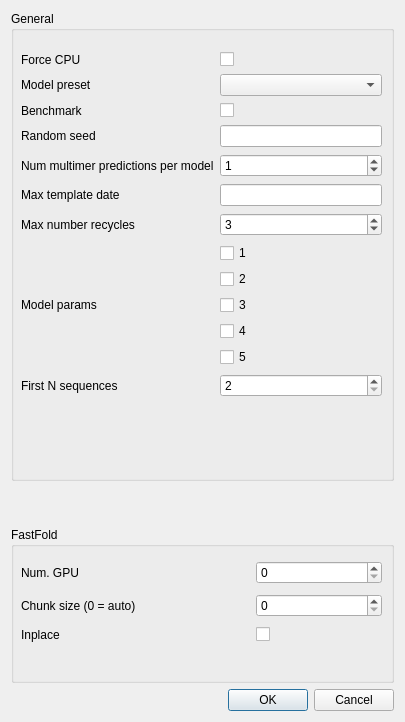
Qt form guifold/ui/advanced_params.ui (fmi-basel/GUIFold) before a commit.
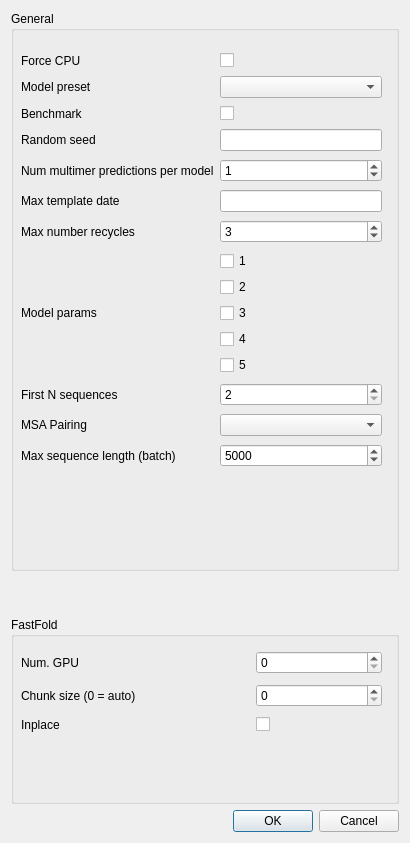
The same form after that commit.

Commit message: Add option to split sequences; Add option to concatenate paired and unpaired MSAs; Bug fixes and minor changes

```diff
--- a/guifold/ui/advanced_params.ui
+++ b/guifold/ui/advanced_params.ui
@@ -6,8 +6,8 @@
    <rect>
     <x>0</x>
     <y>0</y>
-    <width>405</width>
-    <height>722</height>
+    <width>410</width>
+    <height>843</height>
    </rect>
   </property>
   <property name="sizePolicy">
@@ -48,24 +48,31 @@
           <x>10</x>
           <y>40</y>
           <width>361</width>
-          <height>354</height>
+          <height>421</height>
          </rect>
         </property>
-        <layout class="QGridLayout" name="gridLayout_2" rowstretch="0,0,0,0,0,0,0,0,0" rowminimumheight="0,0,0,0,0,0,0,0,0">
+        <layout class="QGridLayout" name="gridLayout_2" rowstretch="0,0,0,0,0,0,0,0,0,0,0">
          <property name="sizeConstraint">
           <enum>QLayout::SetDefaultConstraint</enum>
          </property>
-         <item row="1" column="1">
-          <widget class="QComboBox" name="cmb_jobparams_model_preset"/>
+         <item row="10" column="0">
+          <widget class="QLabel" name="label_6">
+           <property name="text">
+            <string>Max sequence length (batch)</string>
+           </property>
+          </widget>
          </item>
-         <item row="3" column="1">
-          <widget class="QLineEdit" name="lei_jobparams_random_seed"/>
-         </item>
-         <item row="4" column="1">
-          <widget class="QSpinBox" name="sbo_jobparams_num_multimer_predictions_per_model">
-           <property name="value">
+         <item row="10" column="1">
+          <widget class="QSpinBox" name="sbo_jobparams_batch_max_sequence_length">
+           <property name="minimum">
             <number>1</number>
            </property>
+           <property name="maximum">
+            <number>10000</number>
+           </property>
+           <property name="value">
+            <number>5000</number>
+           </property>
           </widget>
          </item>
          <item row="6" column="0">
@@ -75,13 +82,6 @@
            </property>
           </widget>
          </item>
-         <item row="3" column="0">
-          <widget class="QLabel" name="label_13">
-           <property name="text">
-            <string>Random seed</string>
-           </property>
-          </widget>
-         </item>
          <item row="6" column="1">
           <widget class="QSpinBox" name="sbo_jobparams_num_recycle">
            <property name="value">
@@ -89,6 +89,26 @@
            </property>
           </widget>
          </item>
+         <item row="3" column="0">
+          <widget class="QLabel" name="label_13">
+           <property name="text">
+            <string>Random seed</string>
+           </property>
+          </widget>
+         </item>
+         <item row="1" column="1">
+          <widget class="QComboBox" name="cmb_jobparams_model_preset"/>
+         </item>
+         <item row="4" column="1">
+          <widget class="QSpinBox" name="sbo_jobparams_num_multimer_predictions_per_model">
+           <property name="value">
+            <number>1</number>
+           </property>
+          </widget>
+         </item>
+         <item row="3" column="1">
+          <widget class="QLineEdit" name="lei_jobparams_random_seed"/>
+         </item>
          <item row="5" column="0">
           <widget class="QLabel" name="label_15">
            <property name="text">
@@ -106,6 +126,13 @@
            </property>
           </widget>
          </item>
+         <item row="2" column="1">
+          <widget class="QCheckBox" name="chk_jobparams_benchmark">
+           <property name="text">
+            <string/>
+           </property>
+          </widget>
+         </item>
          <item row="7" column="1">
           <layout class="QVBoxLayout" name="verticalLayout_3">
            <item>
@@ -145,13 +172,6 @@
            </item>
           </layout>
          </item>
-         <item row="2" column="1">
-          <widget class="QCheckBox" name="chk_jobparams_benchmark">
-           <property name="text">
-            <string/>
-           </property>
-          </widget>
-         </item>
          <item row="0" column="1">
           <widget class="QCheckBox" name="chk_jobparams_force_cpu">
            <property name="text">
@@ -207,6 +227,16 @@
            </property>
           </widget>
          </item>
+         <item row="9" column="1">
+          <widget class="QComboBox" name="cmb_jobparams_msa_pairing"/>
+         </item>
+         <item row="9" column="0">
+          <widget class="QLabel" name="label_7">
+           <property name="text">
+            <string>MSA Pairing</string>
+           </property>
+          </widget>
+         </item>
         </layout>
        </widget>
       </widget>
```
The commit also changes 8 other files.
